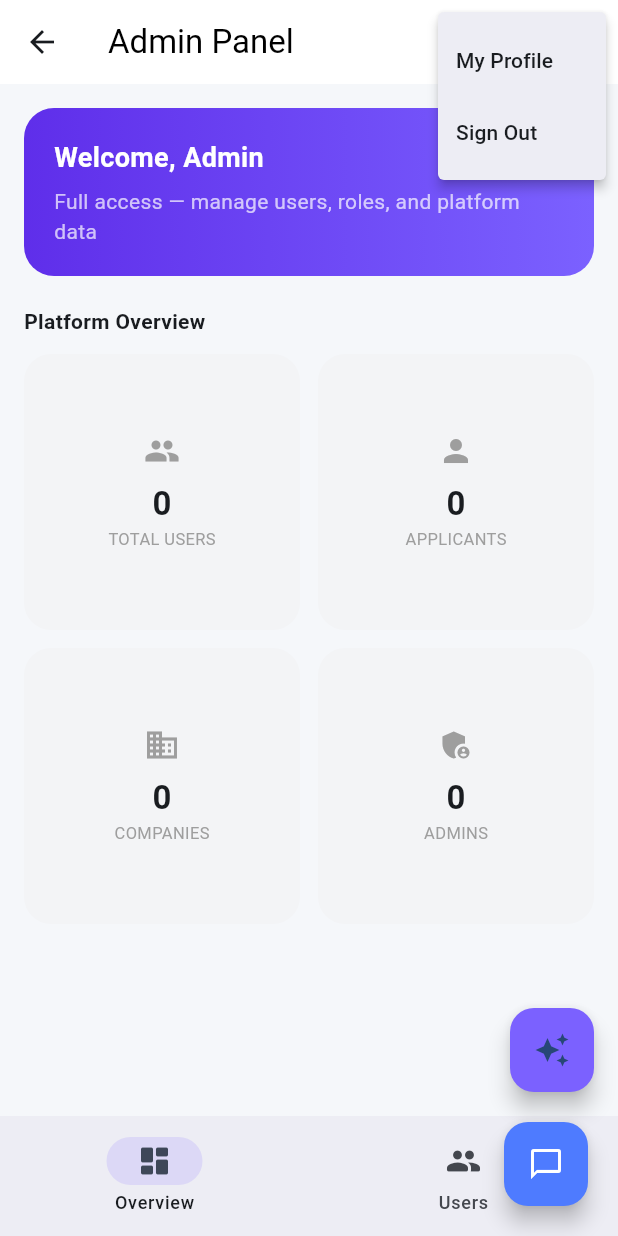
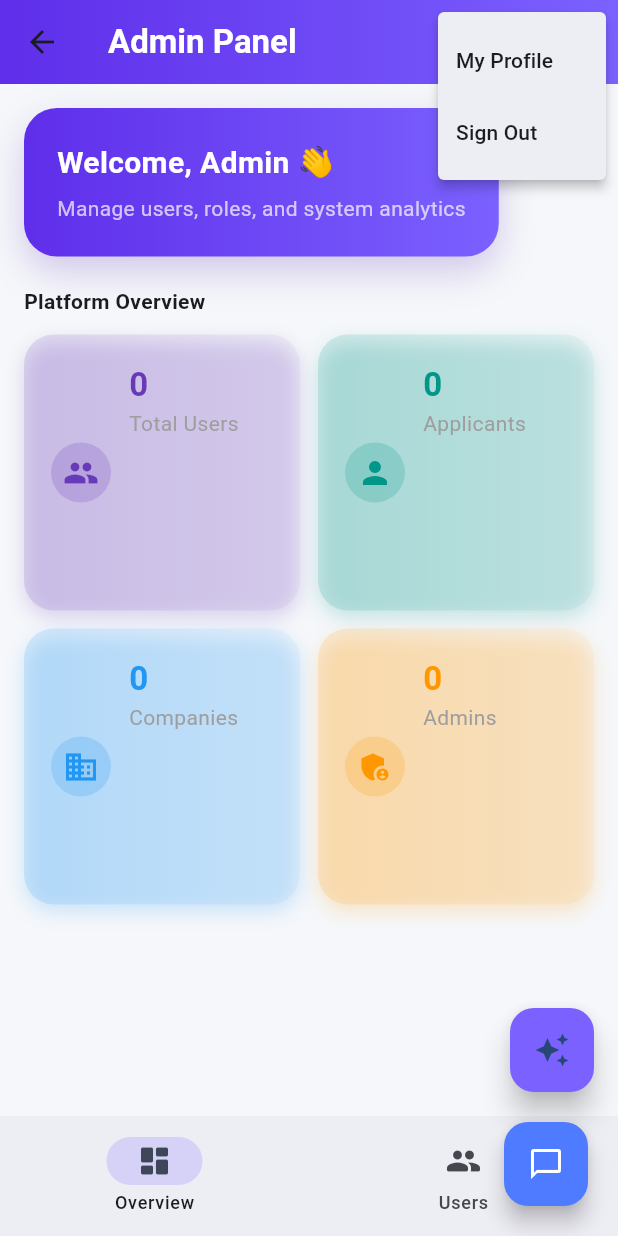
Before and after one commit to Chathurapadmal/skillmatch, a Flutter app: the AdminDashboard screen opened directly with empty values, after a tap on the "person" icon, on a phone screen of 412 x 824 dp. Run offline on Flutter 3.47's test engine with Material 3 defaults, Android fonts, the phone set to English and light mode, and no system bars; our stand-ins replace cloud_firestore, file_picker, firebase_ai, firebase_auth, firebase_core, firebase_storage and 6 more; missing offline and left inert: base32, firebase_app_check, otp; accounts and stored records are empty.

Commit message:
Updated Admin Dashboard UI

```diff
--- a/lib/admin/admin_dashboard.dart
+++ b/lib/admin/admin_dashboard.dart
@@ -43,18 +43,29 @@ class _AdminDashboardState extends State<AdminDashboard> {
       child: Scaffold(
         backgroundColor: const Color(0xFFF5F7FA),
 
+        /// 🔥 PREMIUM APPBAR
         appBar: AppBar(
-          backgroundColor: Colors.white,
+          backgroundColor: Colors.transparent,
           elevation: 0,
+          flexibleSpace: Container(
+            decoration: const BoxDecoration(
+              gradient: LinearGradient(
+                colors: [Color(0xFF5F2EEA), Color(0xFF7B61FF)],
+              ),
+            ),
+          ),
           title: const Text(
             "Admin Panel",
-            style: TextStyle(color: Colors.black),
+            style: TextStyle(
+              color: Colors.white,
+              fontWeight: FontWeight.bold,
+            ),
           ),
           actions: [
             PopupMenuButton<String>(
               icon: const CircleAvatar(
-                backgroundColor: Colors.grey,
-                child: Icon(Icons.person, color: Colors.white),
+                backgroundColor: Colors.white,
+                child: Icon(Icons.person, color: Color(0xFF7B61FF)),
               ),
               onSelected: (value) async {
                 if (value == 'profile') {
@@ -73,17 +84,22 @@ class _AdminDashboardState extends State<AdminDashboard> {
           ],
         ),
 
+        /// ✨ FAB
         floatingActionButton: FloatingActionButton(
           backgroundColor: const Color(0xFF7B61FF),
+          elevation: 8,
           child: const Icon(Icons.auto_awesome),
           onPressed: () {},
         ),
 
+        /// 🧭 NAVBAR
         bottomNavigationBar: widget.showInternalNavigation
             ? NavigationBar(
                 selectedIndex: _selectedIndex,
                 indicatorColor:
-                    const Color(0xFF7B61FF).withOpacity(0.15),
+                    const Color(0xFF7B61FF).withOpacity(0.2),
+                labelBehavior:
+                    NavigationDestinationLabelBehavior.alwaysShow,
                 onDestinationSelected: (i) =>
                     setState(() => _selectedIndex = i),
                 destinations: const [
@@ -111,9 +127,9 @@ class _AdminDashboardState extends State<AdminDashboard> {
   }
 }
 
-
+////////////////////////////////////////////////////////////
 /// OVERVIEW TAB
-
+////////////////////////////////////////////////////////////
 
 class _OverviewTab extends StatelessWidget {
   final UserModel adminUser;
@@ -127,29 +143,36 @@ class _OverviewTab extends StatelessWidget {
       child: Column(
         crossAxisAlignment: CrossAxisAlignment.start,
         children: [
-          /// Banner
+          /// 🎉 PREMIUM BANNER
           Container(
-            padding: const EdgeInsets.all(20),
+            padding: const EdgeInsets.all(22),
             decoration: BoxDecoration(
               gradient: const LinearGradient(
                 colors: [Color(0xFF5F2EEA), Color(0xFF7B61FF)],
               ),
-              borderRadius: BorderRadius.circular(20),
+              borderRadius: BorderRadius.circular(22),
+              boxShadow: [
+                BoxShadow(
+                  color: Colors.deepPurple.withOpacity(0.25),
+                  blurRadius: 20,
+                  offset: const Offset(0, 10),
+                )
+              ],
             ),
             child: const Column(
               crossAxisAlignment: CrossAxisAlignment.start,
               children: [
                 Text(
-                  "Welcome, Admin",
+                  "Welcome, Admin 👋",
                   style: TextStyle(
                     color: Colors.white,
-                    fontSize: 18,
+                    fontSize: 20,
                     fontWeight: FontWeight.bold,
                   ),
                 ),
                 SizedBox(height: 6),
                 Text(
-                  "Full access — manage users, roles, and platform data",
+                  "Manage users, roles, and system analytics",
                   style: TextStyle(color: Colors.white70),
                 ),
               ],
@@ -165,6 +188,7 @@ class _OverviewTab extends StatelessWidget {
 
           const SizedBox(height: 12),
 
+          /// 📊 COUNTS
           StreamBuilder<QuerySnapshot>(
             stream:
                 FirebaseFirestore.instance.collection('users').snapshots(),
@@ -195,10 +219,10 @@ class _OverviewTab extends StatelessWidget {
                 crossAxisSpacing: 12,
                 mainAxisSpacing: 12,
                 children: [
-                  _CountCard(label: "Total Users", count: total, icon: Icons.people),
-                  _CountCard(label: "Applicants", count: applicants, icon: Icons.person),
-                  _CountCard(label: "Companies", count: companies, icon: Icons.business),
-                  _CountCard(label: "Admins", count: admins, icon: Icons.admin_panel_settings),
+                  _CountCard("Total Users", total, Icons.people, Colors.deepPurple),
+                  _CountCard("Applicants", applicants, Icons.person, Colors.teal),
+                  _CountCard("Companies", companies, Icons.business, Colors.blue),
+                  _CountCard("Admins", admins, Icons.admin_panel_settings, Colors.orange),
                 ],
               );
             },
@@ -209,9 +233,9 @@ class _OverviewTab extends StatelessWidget {
   }
 }
 
-
+////////////////////////////////////////////////////////////
 /// USERS TAB
-
+////////////////////////////////////////////////////////////
 
 class _UsersTab extends StatefulWidget {
   const _UsersTab();
@@ -227,26 +251,27 @@ class _UsersTabState extends State<_UsersTab> {
   Widget build(BuildContext context) {
     return Column(
       children: [
-        /// Search
+        /// 🔍 SEARCH
         Padding(
           padding: const EdgeInsets.all(16),
           child: TextField(
             decoration: InputDecoration(
-              hintText: "Search by name, email or role...",
+              hintText: "Search users...",
               prefixIcon: const Icon(Icons.search),
               filled: true,
-              fillColor: const Color(0xFFF3F4F6),
+              fillColor: Colors.white,
               border: OutlineInputBorder(
                 borderRadius: BorderRadius.circular(30),
                 borderSide: BorderSide.none,
               ),
+              contentPadding: const EdgeInsets.symmetric(vertical: 14),
             ),
             onChanged: (v) =>
                 setState(() => _search = v.toLowerCase()),
           ),
         ),
 
-        /// List
+        /// 👥 USER LIST
         Expanded(
           child: StreamBuilder<QuerySnapshot>(
             stream: FirebaseFirestore.instance
@@ -287,9 +312,9 @@ class _UsersTabState extends State<_UsersTab> {
   }
 }
 
-
+////////////////////////////////////////////////////////////
 /// USER TILE
-
+////////////////////////////////////////////////////////////
 
 class _UserTile extends StatelessWidget {
   final String name;
@@ -310,6 +335,13 @@ class _UserTile extends StatelessWidget {
       decoration: BoxDecoration(
         color: Colors.white,
         borderRadius: BorderRadius.circular(20),
+        boxShadow: [
+          BoxShadow(
+            color: Colors.black.withOpacity(0.05),
+            blurRadius: 10,
+            offset: const Offset(0, 5),
+          )
+        ],
       ),
       child: Row(
         children: [
@@ -333,7 +365,7 @@ class _UserTile extends StatelessWidget {
             padding: const EdgeInsets.symmetric(horizontal: 10, vertical: 5),
             decoration: BoxDecoration(
               color: role == 'admin'
-                  ? Colors.purple.shade100
+                  ? Colors.deepPurple.shade100
                   : role == 'company'
                       ? Colors.blue.shade100
                       : Colors.green.shade100,
@@ -345,7 +377,7 @@ class _UserTile extends StatelessWidget {
                 fontSize: 11,
                 fontWeight: FontWeight.bold,
                 color: role == 'admin'
-                    ? Colors.purple
+                    ? Colors.deepPurple
                     : role == 'company'
                         ? Colors.blue
                         : Colors.green,
@@ -358,44 +390,55 @@ class _UserTile extends StatelessWidget {
   }
 }
 
-
+////////////////////////////////////////////////////////////
 /// COUNT CARD
-
+////////////////////////////////////////////////////////////
 
 class _CountCard extends StatelessWidget {
   final String label;
   final int count;
   final IconData icon;
+  final Color color;
 
-  const _CountCard({
-    required this.label,
-    required this.count,
-    required this.icon,
-  });
+  const _CountCard(this.label, this.count, this.icon, this.color);
 
   @override
   Widget build(BuildContext context) {
     return Container(
-      padding: const EdgeInsets.all(16),
+      padding: const EdgeInsets.all(18),
       decoration: BoxDecoration(
-        color: const Color(0xFFF3F4F6),
-        borderRadius: BorderRadius.circular(18),
+        gradient: LinearGradient(
+          colors: [color.withOpacity(0.15), color.withOpacity(0.05)],
+        ),
+        borderRadius: BorderRadius.circular(20),
+        boxShadow: [
+          BoxShadow(
+            color: color.withOpacity(0.2),
+            blurRadius: 10,
+            offset: const Offset(0, 5),
+          )
+        ],
       ),
-      child: Column(
-        mainAxisAlignment: MainAxisAlignment.center,
+      child: Row(
         children: [
-          Icon(icon, color: Colors.grey),
-          const SizedBox(height: 8),
-          Text(
-            "$count",
-            style: const TextStyle(
-              fontSize: 22,
-              fontWeight: FontWeight.bold,
-            ),
+          CircleAvatar(
+            backgroundColor: color.withOpacity(0.2),
+            child: Icon(icon, color: color),
           ),
-          Text(
-            label.toUpperCase(),
-            style: const TextStyle(fontSize: 11, color: Colors.grey),
+          const SizedBox(width: 12),
+          Column(
+            crossAxisAlignment: CrossAxisAlignment.start,
+            children: [
+              Text(
+                "$count",
+                style: TextStyle(
+                  fontSize: 22,
+                  fontWeight: FontWeight.bold,
+                  color: color,
+                ),
+              ),
+              Text(label, style: const TextStyle(color: Colors.grey)),
+            ],
           ),
         ],
       ),
@@ -403,9 +446,9 @@ class _CountCard extends StatelessWidget {
   }
 }
 
-
+////////////////////////////////////////////////////////////
 /// NAV ITEM
-
+////////////////////////////////////////////////////////////
 
 class _NavItem {
   final IconData icon;
```
Also changed, not shown: pubspec.lock, 1 other file.
